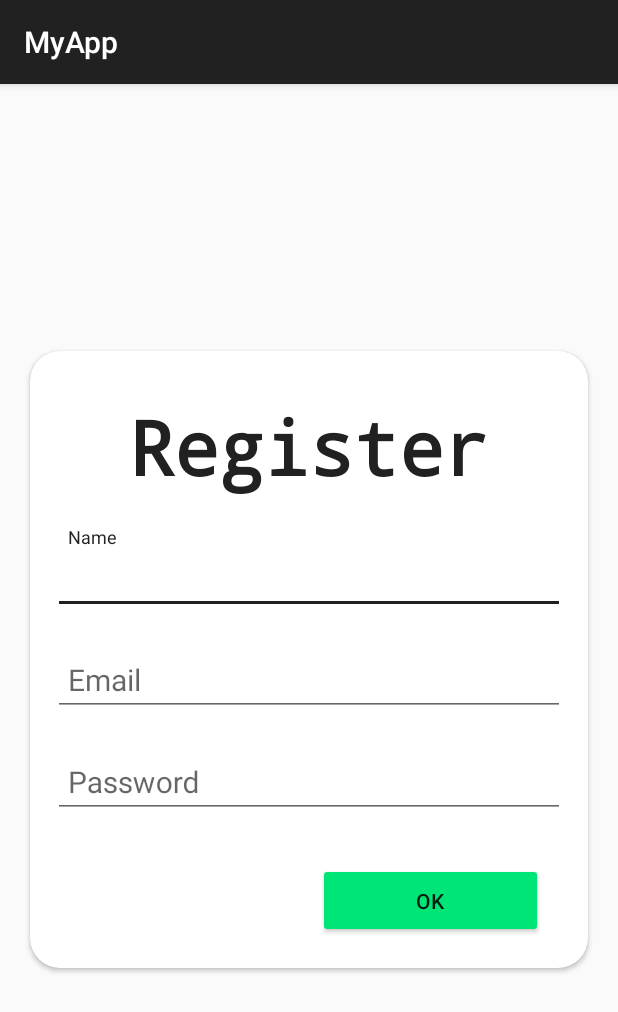
After one commit to TrHai/DNTN, an Android app: the RegisterActivity screen opened directly, with no data from a screen before it, on a phone screen of 412 x 824 dp. The commit adds this screen. Shown: the top 1012 px of the screen. Run offline under Robolectric (Android 15) with nearby library versions, the phone set to English and light mode, and no system bars; our stand-ins replace Firebase (no records; nobody signed in at launch, a user with empty details on screens opened directly).

```diff
--- a/app/src/main/AndroidManifest.xml
+++ b/app/src/main/AndroidManifest.xml
@@ -68,6 +68,7 @@
             android:theme="@style/AppTheme.NoActionBar" />
         <activity android:name=".View.Team.TeamActivity"></activity>
         <activity android:name=".View.Write_Comment.Write_Comment_Activity"></activity>
+        <activity android:name=".View.Register.RegisterActivity"></activity>
         <receiver android:name=".TeamBroadcastReceiver">
             <intent-filter>
                 <action android:name="android.net.conn.CONNECTIVITY_CHANGE"/>
--- a/app/src/main/java/com/example/bruce/myapp/View/HistoryAndHobby/HistoryAndHobbyActivity.java
+++ b/app/src/main/java/com/example/bruce/myapp/View/HistoryAndHobby/HistoryAndHobbyActivity.java
@@ -138,7 +138,7 @@ public class HistoryAndHobbyActivity extends AppCompatActivity implements IViewH
         setUpListViewMenu(listView);
 
         checkInternetActivity();
-        FirebaseDatabase.getInstance().getReference("ListInviting").addValueEventListener(new ValueEventListener() {
+        FirebaseDatabase.getInstance().getReference("ListInviting").addListenerForSingleValueEvent(new ValueEventListener() {
             @Override
             public void onDataChange(DataSnapshot dataSnapshot) {
                 if(dataSnapshot.child(FirebaseAuth.getInstance().getCurrentUser().getUid()).exists())
@@ -305,7 +305,9 @@ public class HistoryAndHobbyActivity extends AppCompatActivity implements IViewH
                         String TeamName=txtTeamName.getText().toString();
                         FirebaseDatabase.getInstance().getReference("CheckTeam").child(user.getUid()).child("Captain").setValue(user.getUid());
                         FirebaseDatabase.getInstance().getReference("TeamUser").child(user.getUid()).child("TeamName").setValue(TeamName);
-                        FirebaseDatabase.getInstance().getReference("TeamUser").child(user.getUid()).child("Member").setValue(user.getUid());
+                        mDataTeamUser=FirebaseDatabase.getInstance().getReference("TeamUser");
+                        geoFire=new GeoFire(mDataTeamUser.child(user.getUid()).child("member"));
+                        geoFire.setLocation(user.getUid(),new GeoLocation(0,0));
                         dialogCreateTeam.dismiss();
                     });
                     dialogCreateTeam.show();
--- /dev/null
+++ b/app/src/main/java/com/example/bruce/myapp/View/Register/RegisterActivity.java
@@ -0,0 +1,116 @@
+package com.example.bruce.myapp.View.Register;
+
+import android.app.AlertDialog;
+import android.app.ProgressDialog;
+import android.content.DialogInterface;
+import android.content.pm.ActivityInfo;
+import android.os.Bundle;
+import android.support.annotation.NonNull;
+import android.support.v7.app.AppCompatActivity;
+import android.view.View;
+import android.widget.Button;
+import android.widget.EditText;
+import android.widget.Toast;
+
+import com.example.bruce.myapp.R;
+import com.google.android.gms.tasks.OnCompleteListener;
+import com.google.android.gms.tasks.Task;
+import com.google.firebase.auth.AuthResult;
+import com.google.firebase.auth.FirebaseAuth;
+import com.google.firebase.auth.FirebaseUser;
+import com.google.firebase.auth.UserProfileChangeRequest;
+
+public class RegisterActivity extends AppCompatActivity {
+    FirebaseAuth firebaseAuth = FirebaseAuth.getInstance();
+    FirebaseUser user= FirebaseAuth.getInstance().getCurrentUser();
+    Button btnOk;
+    EditText edtEmail,edtPass,edtName;
+    ProgressDialog dialogRegister;
+    @Override
+    protected void onCreate(Bundle savedInstanceState) {
+        super.onCreate(savedInstanceState);
+        setContentView(R.layout.activity_register);
+        //khong cho quay man hinh dien thoai
+        this.setRequestedOrientation(ActivityInfo.SCREEN_ORIENTATION_PORTRAIT);
+
+        btnOk= (Button) findViewById(R.id.btnOK);
+        edtEmail= (EditText) findViewById(R.id.edtEmail);
+        edtPass= (EditText) findViewById(R.id.edtPass);
+        edtName= (EditText) findViewById(R.id.edtUsername);
+
+
+        btnOk.setOnClickListener(new View.OnClickListener() {
+            @Override
+            public void onClick(View v) {
+                if(edtEmail.length() != 0 && edtName.length() != 0 && edtPass.length() != 0){
+
+                    Register();
+                }
+                else
+                {
+                    Toast.makeText(RegisterActivity.this, "Please type all information request below!", Toast.LENGTH_SHORT).show();
+                }
+
+            }
+        });
+    }
+    void Register(){
+        dialogRegister=new ProgressDialog(this);
+        dialogRegister.show();
+        dialogRegister.setMessage("Đang đăng ký .....");
+        String email = edtEmail.getText().toString();
+        String pass = edtPass.getText().toString();
+        firebaseAuth.createUserWithEmailAndPassword(email, pass)
+                .addOnCompleteListener(this, new OnCompleteListener<AuthResult>() {
+                    @Override
+                    public void onComplete(@NonNull Task<AuthResult> task) {
+                        if (task.isSuccessful()) {
+                            // Sign in success, update UI with the signed-in user's information
+                            firebaseAuth.getCurrentUser().sendEmailVerification();
+                            UserProfileChangeRequest profileUpdates = new UserProfileChangeRequest.Builder()
+                                    .setDisplayName(edtName.getText().toString())
+                                  //  .setPhotoUri(Uri.parse("https://example.com/jane-q-user/profile.jpg"))
+                                    .build();
+
+                            firebaseAuth.getCurrentUser().updateProfile(profileUpdates)
+                                    .addOnCompleteListener(new OnCompleteListener<Void>() {
+                                        @Override
+                                        public void onComplete(@NonNull Task<Void> task) {
+                                            if (task.isSuccessful()) {
+                                                if(dialogRegister.isShowing()){
+                                                    dialogRegister.dismiss();
+                                                }
+                                                AlertDialog.Builder tb=new AlertDialog.Builder(RegisterActivity.this)
+                                                        .setMessage("Register Success!,\nPlease check your mail! ")
+                                                        .setPositiveButton("Đóng", new DialogInterface.OnClickListener() {
+                                                            @Override
+                                                            public void onClick(DialogInterface dialog, int which) {
+                                                                dialog.dismiss();
+                                                            }
+                                                        });
+                                                tb.create().show();
+                                            }
+                                        }
+                                    });
+
+                        } else {
+                            if(dialogRegister.isShowing()){
+                                dialogRegister.dismiss();
+                            }
+                            // If sign in fails, display a message to the user.
+                            AlertDialog.Builder tb1=new AlertDialog.Builder(RegisterActivity.this)
+                                    .setMessage("Register failed !!")
+                                    .setPositiveButton("Đóng", new DialogInterface.OnClickListener() {
+                                        @Override
+                                        public void onClick(DialogInterface dialog, int which) {
+                                            dialog.dismiss();
+                                        }
+                                    });
+                            tb1.create().show();
+                        }
+
+                        // ...
+                    }
+                });
+    }
+}
--- /dev/null
+++ b/app/src/main/res/layout/activity_register.xml
@@ -0,0 +1,106 @@
+<?xml version="1.0" encoding="utf-8"?>
+<LinearLayout xmlns:android="http://schemas.android.com/apk/res/android"
+    xmlns:app="http://schemas.android.com/apk/res-auto"
+    xmlns:tools="http://schemas.android.com/tools"
+    android:layout_width="match_parent"
+    android:layout_height="match_parent"
+    android:gravity="center"
+    tools:context=".View.Register.RegisterActivity"
+    android:orientation="vertical">
+
+
+   <android.support.v7.widget.CardView
+       android:layout_margin="20dp"
+       app:cardCornerRadius="20dp"
+       android:layout_width="match_parent"
+       android:layout_height="wrap_content">
+        <LinearLayout
+            android:paddingLeft="10dp"
+            android:paddingRight="10dp"
+            android:paddingTop="20dp"
+            android:paddingBottom="20dp"
+            android:orientation="vertical"
+            android:layout_width="match_parent"
+            android:layout_height="wrap_content">
+            <TextView
+                android:gravity="center"
+                android:layout_marginTop="10dp"
+                android:layout_width="match_parent"
+                android:layout_height="wrap_content"
+                android:fontFamily="monospace"
+                android:text="Register"
+                android:textColor="@color/colorPrimary"
+                android:textSize="50dp"
+                android:textStyle="bold"
+                android:layout_marginBottom="20dp"/>
+
+            <android.support.design.widget.TextInputLayout
+            android:layout_width="match_parent"
+            android:layout_height="wrap_content">
+
+            <EditText
+                android:lines="1"
+                android:layout_marginLeft="5dp"
+                android:layout_marginRight="5dp"
+                android:padding="10dp"
+                android:drawablePadding="5dp"
+                android:id="@+id/edtUsername"
+                android:layout_marginBottom="10dp"
+                android:textSize="20dp"
+                android:layout_width="match_parent"
+                android:layout_height="wrap_content"
+                android:hint="Name" />
+
+        </android.support.design.widget.TextInputLayout>
+
+            <android.support.design.widget.TextInputLayout
+                android:layout_width="match_parent"
+                android:layout_height="wrap_content">
+
+                <EditText
+                    android:lines="1"
+                    android:layout_marginLeft="5dp"
+                    android:layout_marginRight="5dp"
+                    android:padding="10dp"
+                    android:drawablePadding="5dp"
+                    android:id="@+id/edtEmail"
+                    android:layout_marginBottom="10dp"
+                    android:textSize="20dp"
+                    android:layout_width="match_parent"
+                    android:layout_height="wrap_content"
+                    android:hint="Email" />
+
+            </android.support.design.widget.TextInputLayout>
+
+            <android.support.design.widget.TextInputLayout
+                android:layout_width="match_parent"
+                android:layout_height="wrap_content">
+
+                <EditText
+                    android:layout_marginLeft="5dp"
+                    android:layout_marginRight="5dp"
+                    android:padding="10dp"
+                    android:drawablePadding="5dp"
+                    android:lines="1"
+                    android:id="@+id/edtPass"
+                    android:layout_marginBottom="10dp"
+                    android:textSize="20dp"
+                    android:layout_width="match_parent"
+                    android:layout_height="wrap_content"
+                    android:hint="Password" />
+
+            </android.support.design.widget.TextInputLayout>
+
+
+            <Button
+                android:layout_marginTop="20dp"
+                android:id="@+id/btnOK"
+                android:layout_marginRight="20dp"
+                android:layout_gravity="right"
+                android:text="OK"
+                android:layout_width="150dp"
+                android:layout_height="50dp" />
+        </LinearLayout>
+   </android.support.v7.widget.CardView>
+
+</LinearLayout>
```
Also changed, not shown: app/src/main/java/com/example/bruce/myapp/Model/MTeam.java (+0 -22 lines), app/src/main/java/com/example/bruce/myapp/View/Login/LoginActivity.java (+12 -1 lines), app/src/main/java/com/example/bruce/myapp/View/Team/TeamActivity.java (+4 -31 lines).
